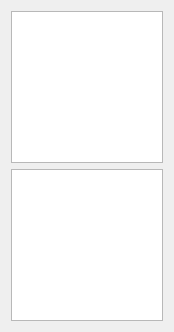
Above: shortdescription.ui from aksi1984/Home-library before the change. Below: the same form after it.
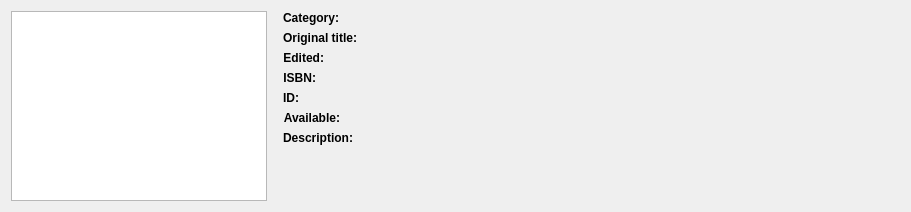
That is the form after the change.

Commit message: XMLFile class implementation

The edit to the form file:
```diff
--- a/shortdescription.ui
+++ b/shortdescription.ui
@@ -6,29 +6,199 @@
    <rect>
     <x>0</x>
     <y>0</y>
-    <width>174</width>
-    <height>332</height>
+    <width>911</width>
+    <height>212</height>
    </rect>
   </property>
   <property name="sizePolicy">
-   <sizepolicy hsizetype="Preferred" vsizetype="Preferred">
-    <horstretch>211</horstretch>
-    <verstretch>200</verstretch>
+   <sizepolicy hsizetype="Preferred" vsizetype="Maximum">
+    <horstretch>150</horstretch>
+    <verstretch>250</verstretch>
    </sizepolicy>
   </property>
   <property name="windowTitle">
    <string>Dialog</string>
   </property>
-  <layout class="QVBoxLayout" name="verticalLayout_2">
+  <layout class="QHBoxLayout" name="horizontalLayout">
    <item>
-    <layout class="QVBoxLayout" name="verticalLayout">
-     <item>
-      <widget class="QGraphicsView" name="graphicsView"/>
+    <widget class="QGraphicsView" name="graphicsView">
+     <property name="sizePolicy">
+      <sizepolicy hsizetype="Maximum" vsizetype="Preferred">
+       <horstretch>100</horstretch>
+       <verstretch>0</verstretch>
+      </sizepolicy>
+     </property>
+    </widget>
+   </item>
+   <item>
+    <layout class="QFormLayout" name="formLayout">
+     <property name="leftMargin">
+      <number>10</number>
+     </property>
+     <item row="0" column="0">
+      <widget class="QLabel" name="label">
+       <property name="font">
+        <font>
+         <weight>75</weight>
+         <bold>true</bold>
+        </font>
+       </property>
+       <property name="text">
+        <string>Category:</string>
+       </property>
+       <property name="textFormat">
+        <enum>Qt::AutoText</enum>
+       </property>
+       <property name="alignment">
+        <set>Qt::AlignRight|Qt::AlignTrailing|Qt::AlignVCenter</set>
+       </property>
+      </widget>
      </item>
-     <item>
-      <widget class="QTextEdit" name="descrTextEdit">
-       <property name="frameShadow">
-        <enum>QFrame::Sunken</enum>
+     <item row="0" column="1">
+      <widget class="QLabel" name="category">
+       <property name="text">
+        <string/>
+       </property>
+      </widget>
+     </item>
+     <item row="1" column="0">
+      <widget class="QLabel" name="label_3">
+       <property name="font">
+        <font>
+         <weight>75</weight>
+         <bold>true</bold>
+        </font>
+       </property>
+       <property name="autoFillBackground">
+        <bool>false</bool>
+       </property>
+       <property name="text">
+        <string>Original title:</string>
+       </property>
+       <property name="alignment">
+        <set>Qt::AlignRight|Qt::AlignTrailing|Qt::AlignVCenter</set>
+       </property>
+      </widget>
+     </item>
+     <item row="1" column="1">
+      <widget class="QLabel" name="originalTitle">
+       <property name="text">
+        <string/>
+       </property>
+      </widget>
+     </item>
+     <item row="2" column="0">
+      <widget class="QLabel" name="label_5">
+       <property name="font">
+        <font>
+         <weight>75</weight>
+         <bold>true</bold>
+        </font>
+       </property>
+       <property name="text">
+        <string>Edited:</string>
+       </property>
+       <property name="alignment">
+        <set>Qt::AlignRight|Qt::AlignTrailing|Qt::AlignVCenter</set>
+       </property>
+      </widget>
+     </item>
+     <item row="2" column="1">
+      <widget class="QLabel" name="edited">
+       <property name="text">
+        <string/>
+       </property>
+      </widget>
+     </item>
+     <item row="3" column="0">
+      <widget class="QLabel" name="label_7">
+       <property name="font">
+        <font>
+         <weight>75</weight>
+         <bold>true</bold>
+        </font>
+       </property>
+       <property name="text">
+        <string>ISBN:</string>
+       </property>
+       <property name="alignment">
+        <set>Qt::AlignRight|Qt::AlignTrailing|Qt::AlignVCenter</set>
+       </property>
+      </widget>
+     </item>
+     <item row="3" column="1">
+      <widget class="QLabel" name="ISBN">
+       <property name="text">
+        <string/>
+       </property>
+      </widget>
+     </item>
+     <item row="4" column="0">
+      <widget class="QLabel" name="label_9">
+       <property name="font">
+        <font>
+         <weight>75</weight>
+         <bold>true</bold>
+        </font>
+       </property>
+       <property name="text">
+        <string>ID:</string>
+       </property>
+       <property name="alignment">
+        <set>Qt::AlignRight|Qt::AlignTrailing|Qt::AlignVCenter</set>
+       </property>
+      </widget>
+     </item>
+     <item row="4" column="1">
+      <widget class="QLabel" name="ID">
+       <property name="text">
+        <string/>
+       </property>
+      </widget>
+     </item>
+     <item row="5" column="0">
+      <widget class="QLabel" name="label_11">
+       <property name="font">
+        <font>
+         <weight>75</weight>
+         <bold>true</bold>
+        </font>
+       </property>
+       <property name="text">
+        <string>Available:</string>
+       </property>
+       <property name="alignment">
+        <set>Qt::AlignRight|Qt::AlignTrailing|Qt::AlignVCenter</set>
+       </property>
+      </widget>
+     </item>
+     <item row="5" column="1">
+      <widget class="QLabel" name="available">
+       <property name="text">
+        <string/>
+       </property>
+      </widget>
+     </item>
+     <item row="6" column="0">
+      <widget class="QLabel" name="label_2">
+       <property name="font">
+        <font>
+         <weight>75</weight>
+         <bold>true</bold>
+        </font>
+       </property>
+       <property name="text">
+        <string>Description:</string>
+       </property>
+       <property name="alignment">
+        <set>Qt::AlignRight|Qt::AlignTrailing|Qt::AlignVCenter</set>
+       </property>
+      </widget>
+     </item>
+     <item row="6" column="1">
+      <widget class="QLabel" name="description">
+       <property name="text">
+        <string/>
        </property>
       </widget>
      </item>
```
The commit also changes 80 other files.
